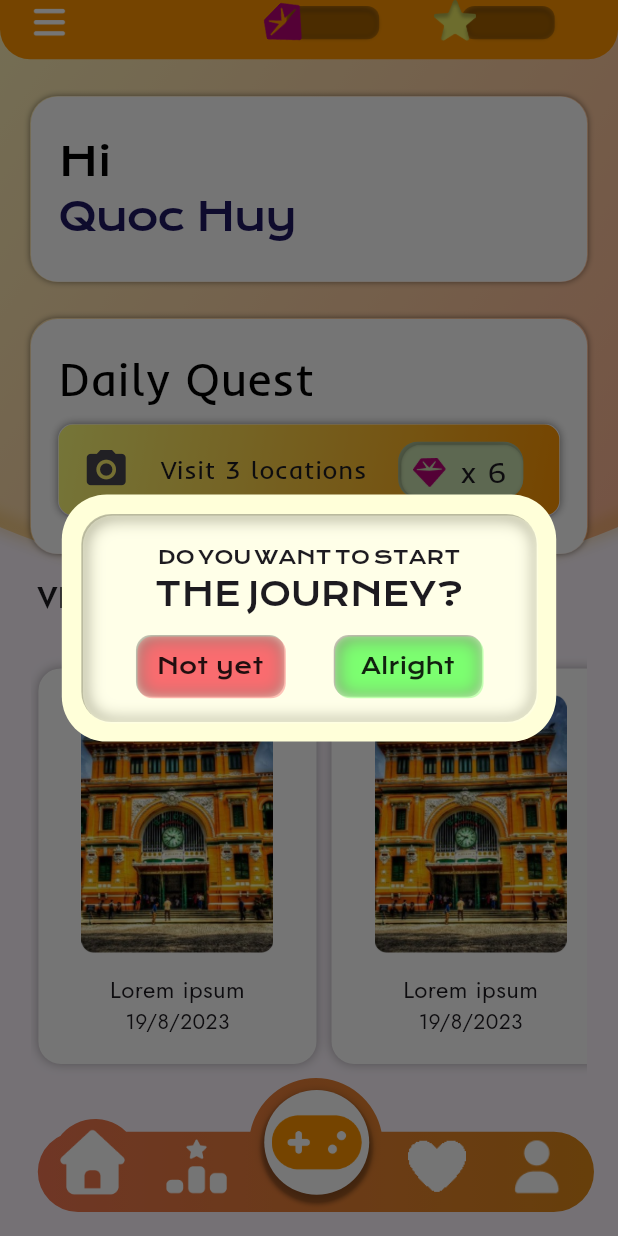
After one commit to Wanderer2414/VietnamBeyondTheHorizon, a Flutter app: the screen it shows after launch, item 3 of the bottom bar chosen, on a phone screen of 412 x 824 dp. The commit adds this screen. Run offline on Flutter 3.47's test engine with Material 3 defaults, Android fonts, the phone set to English and light mode, and no system bars.

Commit message:
feat: confirm play box

```diff
--- a/lib/presentation/widgets/home/play_button.dart
+++ b/lib/presentation/widgets/home/play_button.dart
@@ -1,4 +1,5 @@
 import 'package:flutter/material.dart';
+import 'package:vietnambeyondthehorizon/presentation/widgets/home/play_confirm_box.dart';
 
 class PlayButton extends StatelessWidget {
   final double radius;
@@ -7,7 +8,19 @@ class PlayButton extends StatelessWidget {
   @override
   Widget build(BuildContext context) {
     return ElevatedButton(
-      onPressed: () {},
+      onPressed: () {
+        showDialog(
+          context: context,
+          barrierDismissible: false,
+          barrierColor: Colors.black54,
+          builder: (BuildContext context) {
+            final Size size = MediaQuery.of(context).size;
+            return PlayConfirmBox(
+              size: Size(size.width * 0.8, size.height * 0.2),
+            );
+          },
+        );
+      },
       style: ButtonStyle(
         padding: WidgetStateProperty.resolveWith<EdgeInsets?>((
           Set<WidgetState> states,
--- /dev/null
+++ b/lib/presentation/widgets/home/play_confirm_box.dart
@@ -0,0 +1,166 @@
+import 'package:flutter/material.dart';
+
+class PlayConfirmBox extends StatelessWidget {
+  final Size size;
+  const PlayConfirmBox({super.key, required this.size});
+
+  @override
+  Widget build(BuildContext context) {
+    return Center(
+      child: Container(
+        width: size.width,
+        height: size.height,
+        decoration: BoxDecoration(
+          color: const Color(0xFFFFFFD9),
+          borderRadius: BorderRadius.circular(30),
+        ),
+        padding: EdgeInsets.all(13),
+        child: Container(
+          decoration: _ButtonDecoration(
+            color: const Color(0xFFFFFFE8),
+            radius: 20,
+          ),
+          child: Column(
+            spacing: size.height * 0.05,
+            children: [
+              SizedBox(height: size.height * 0.07),
+              SizedBox(
+                width: size.width * 0.7,
+                height: size.height * 0.3,
+                child: FittedBox(
+                  fit: BoxFit.scaleDown,
+                  child: Column(
+                    children: const [
+                      Text(
+                        "DO YOU WANT TO START",
+                        style: TextStyle(
+                          fontFamily: "KronaOne",
+                          fontSize: 30,
+                          letterSpacing: 0,
+                          wordSpacing: -5,
+                        ),
+                      ),
+                      Text(
+                        "THE JOURNEY?",
+                        style: TextStyle(
+                          fontFamily: "KronaOne",
+                          fontSize: 50,
+                          letterSpacing: 0,
+                          wordSpacing: -5,
+                        ),
+                      ),
+                    ],
+                  ),
+                ),
+              ),
+              SizedBox(
+                width: size.width * 0.7,
+                height: size.height * 0.3,
+                child: Row(
+                  spacing: size.width * 0.1,
+                  mainAxisAlignment: MainAxisAlignment.center,
+                  children: [
+                    _Button(
+                      size: size,
+                      text: "Not yet",
+                      color: const Color(0xFFFA6C6F),
+                      func: () {
+                        Navigator.of(context).pop();
+                      },
+                    ),
+                    _Button(
+                      size: size,
+                      text: "Alright",
+                      color: const Color(0xFF7CFF70),
+                      func: () {},
+                    ),
+                  ],
+                ),
+              ),
+            ],
+          ),
+        ),
+      ),
+    );
+  }
+}
+
+class _Button extends ElevatedButton {
+  _Button({
+    required Size size,
+    required String text,
+    required Color color,
+    required Function()? func,
+  }) : super(
+         onPressed: func,
+         style: _ButtonStyle(size: size),
+         child: Container(
+           width: size.width * 0.3,
+           height: size.height * 0.25,
+           decoration: _ButtonDecoration(color: color),
+           alignment: Alignment.center,
+           padding: EdgeInsets.all(10),
+           child: FittedBox(
+             child: Text(
+               text,
+               style: const TextStyle(
+                 fontFamily: "KronaOne",
+                 fontSize: 20,
+                 color: Colors.black87,
+               ),
+             ),
+           ),
+         ),
+       );
+}
+
+class _ButtonStyle extends ButtonStyle {
+  _ButtonStyle({required Size size})
+    : super(
+        shape: WidgetStatePropertyAll(
+          RoundedRectangleBorder(
+            borderRadius: BorderRadiusGeometry.circular(10),
+          ),
+        ),
+        fixedSize: WidgetStatePropertyAll(
+          Size(size.width * 0.3, size.height * 0.3),
+        ),
+        backgroundColor: WidgetStatePropertyAll(Colors.transparent),
+        shadowColor: WidgetStatePropertyAll(Colors.transparent),
+        overlayColor: WidgetStatePropertyAll(Colors.transparent),
+        padding: WidgetStateProperty.resolveWith((Set<WidgetState> state) {
+          if (state.contains(WidgetState.pressed)) {
+            return EdgeInsets.only(
+              top: size.height * 0.04,
+              bottom: size.height * 0.01,
+            );
+          } else {
+            return EdgeInsets.only(
+              top: size.height * 0.02,
+              bottom: size.height * 0.03,
+            );
+          }
+        }),
+      );
+}
+
+class _ButtonDecoration extends BoxDecoration {
+  _ButtonDecoration({required Color color, double radius = 10})
+    : super(
+        borderRadius: BorderRadius.circular(radius),
+        boxShadow: [
+          const BoxShadow(
+            color: Color(0x80000000),
+            blurStyle: BlurStyle.inner,
+            blurRadius: 5,
+          ),
+          BoxShadow(
+            color: color,
+            blurStyle: BlurStyle.inner,
+            spreadRadius: 0,
+            offset: Offset(1, 1),
+            blurRadius: 10,
+          ),
+        ],
+      );
+}
--- a/lib/presentation/widgets/home/request_task.dart
+++ b/lib/presentation/widgets/home/request_task.dart
@@ -61,9 +61,9 @@ class RequestTask extends StatelessWidget {
             ),
           ),
           trailing: Container(
-            width: size.width * 0.22,
-            height: size.height * 0.5,
-            padding: EdgeInsets.only(left: size.width * 0.03),
+            width: size.width * 0.25,
+            height: size.height * 0.6,
+            padding: EdgeInsets.only(left: 10, bottom: 4, top: 4),
             alignment: Alignment.centerLeft,
             decoration: BoxDecoration(
               borderRadius: BorderRadius.circular(13),
@@ -87,13 +87,13 @@ class RequestTask extends StatelessWidget {
               dense: true,
               contentPadding: EdgeInsets.zero,
               visualDensity: VisualDensity(
-                horizontal: -size.width * 0.01,
+                horizontal: size.width * 0.01,
                 vertical: -size.height * 0.06,
               ),
               horizontalTitleGap: -size.width * 0.05,
               minVerticalPadding: 0,
               leading: Container(
-                width: size.height / 4,
+                width: size.height * 0.35,
                 decoration: BoxDecoration(
                   image: DecorationImage(
                     image: AssetImage("assets/icons/diamond-icon.png"),
@@ -104,7 +104,7 @@ class RequestTask extends StatelessWidget {
                 fit: BoxFit.scaleDown,
                 child: Text(
                   " x $reward",
-                  style: TextStyle(fontFamily: "Inder", fontSize: 16),
+                  style: TextStyle(fontFamily: "Inder", fontSize: 20),
                 ),
               ),
             ),
```
